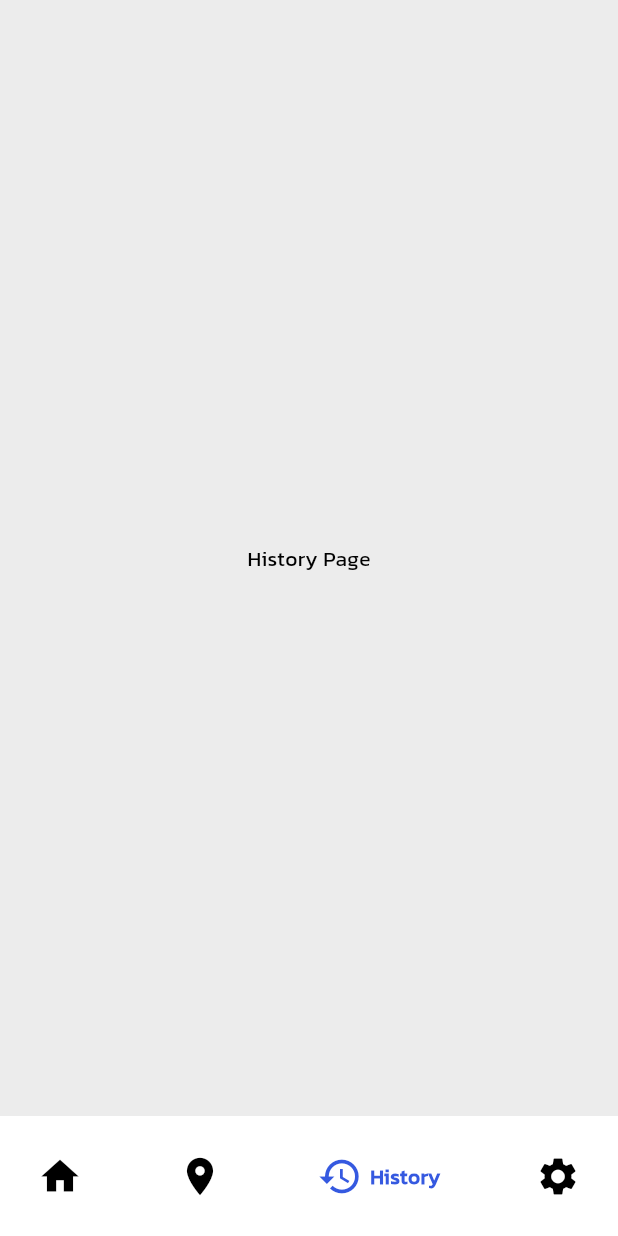
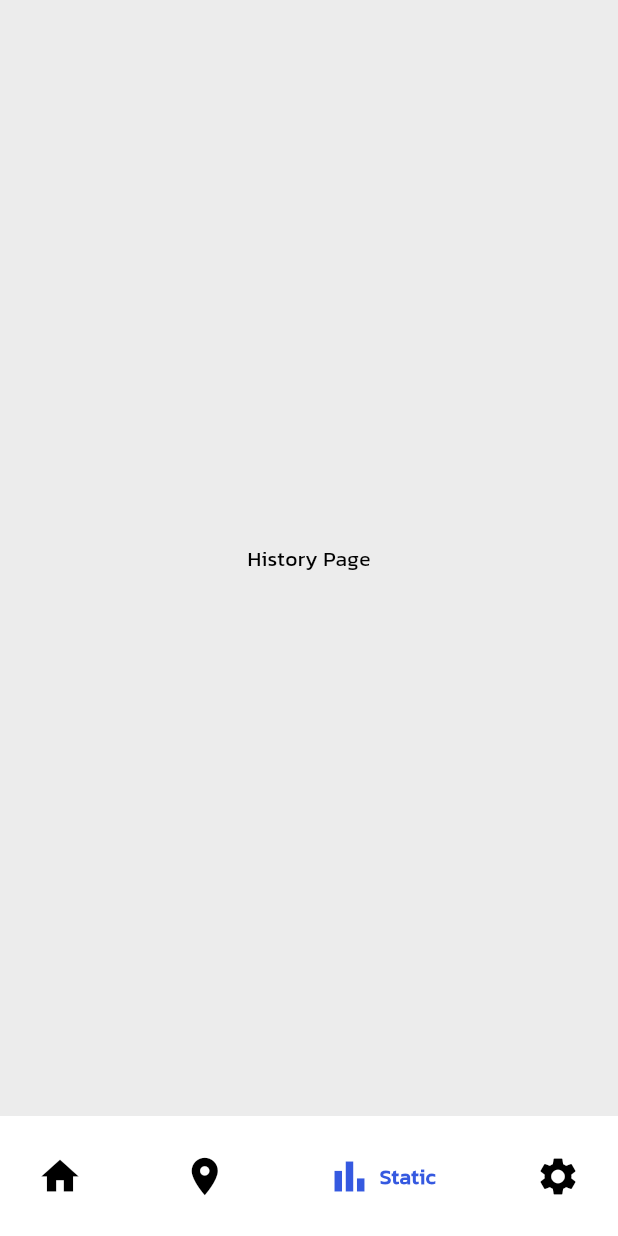
Before and after one commit to Aphiwatch/smart_city_app, a Flutter app: the screen it shows after launch, item 3 of the bottom bar chosen, on a phone screen of 412 x 824 dp. Run offline on Flutter 3.47's test engine with Material 3 defaults, Android fonts, the phone set to English and light mode, and no system bars; drawn by our look-alikes of google_nav_bar; our stand-ins replace carousel_slider, flutter_svg, smooth_page_indicator.

Commit message:
new_icon

```diff
--- a/lib/page/mainmenu.dart
+++ b/lib/page/mainmenu.dart
@@ -43,8 +43,8 @@ class _MainMenuState extends State<MainMenu> {
             text: "Maps",
           ),
           GButton(
-            icon: Icons.history,
-            text: "History",
+            icon: Icons.bar_chart,
+            text: "Static",
           ),
           GButton(
             icon: Icons.settings,
```
